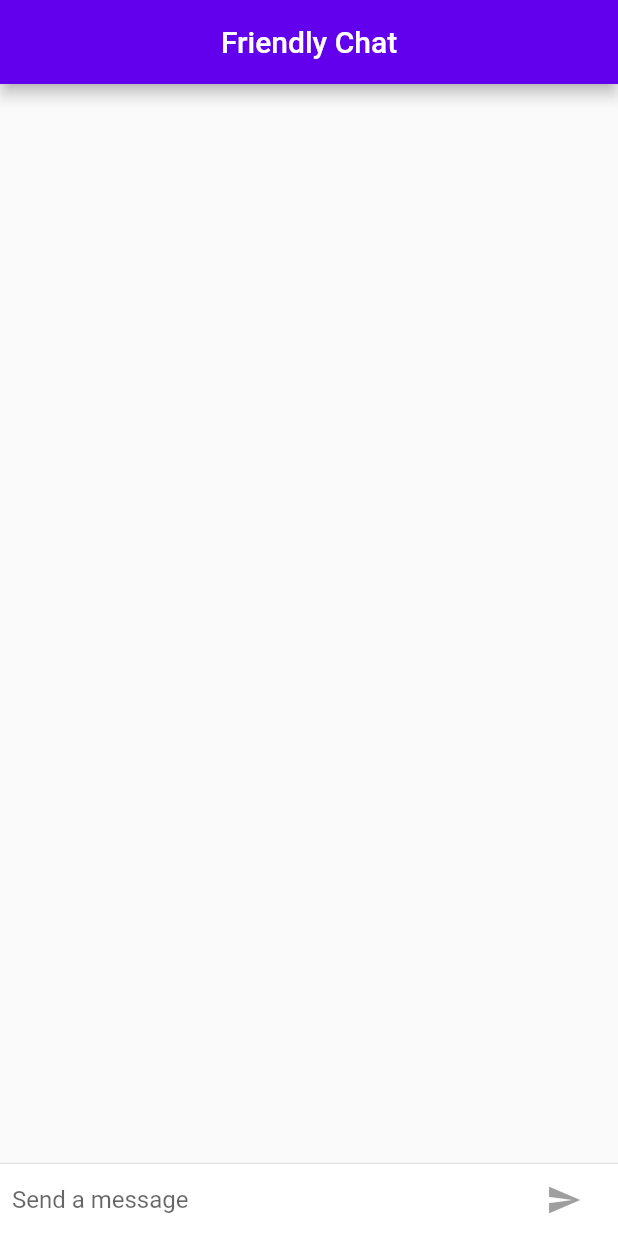
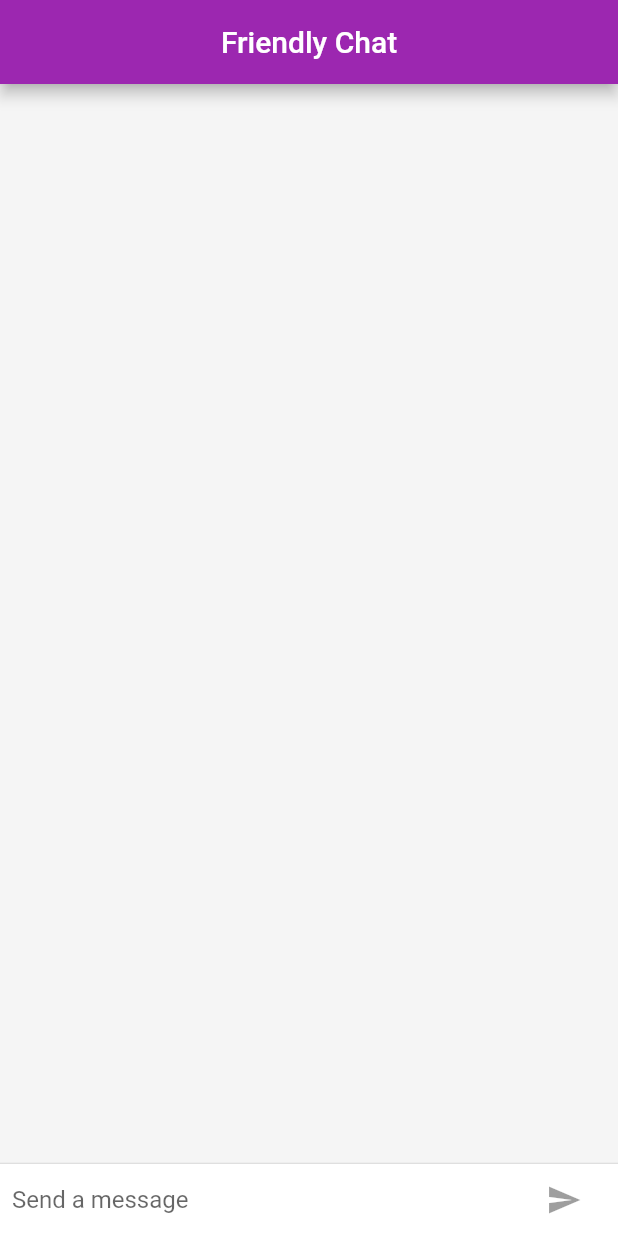
Before and after one commit to rizkidarmawanrpl/friendly_chat_app, a Flutter app: the screen it shows after launch, on a phone screen of 412 x 824 dp. Run offline on Flutter 3.47's test engine with Material 2 defaults, Android fonts, the phone set to English and light mode, and no system bars.

Commit message:
Commit update theme

```diff
--- a/lib/main.dart
+++ b/lib/main.dart
@@ -1,4 +1,3 @@
-import 'package:flutter/foundation.dart';
 import 'package:flutter/material.dart';
 import 'package:friendly_chat_app/src/config/values/strings.dart';
 import 'package:friendly_chat_app/src/config/values/themes.dart';
@@ -15,7 +14,7 @@ class FriendlyChatApp extends StatelessWidget {
   Widget build(BuildContext context) {
     return MaterialApp(
         title: Strings.titleApp,
-        theme: defaultTargetPlatform == TargetPlatform.iOS? Themes.iOS: Themes.android,
+        theme: Themes.android,
         home : const ChatScreen());
   }
 }
--- a/lib/src/config/values/themes.dart
+++ b/lib/src/config/values/themes.dart
@@ -1,15 +1,74 @@
 import 'package:flutter/material.dart';
+
+final ThemeData base = ThemeData.light();
+
+TextTheme basicTextTheme(TextTheme base) {
+  return base.copyWith(
+    headlineLarge: base.headline1?.copyWith(
+      fontFamily: 'Roboto',
+      fontSize: 32.0,
+      color: Colors.black,
+    ),
+    titleLarge: base.titleLarge?.copyWith(
+      fontFamily: 'Merriweather',
+      fontSize: 22.0,
+      color: Colors.green
+    ),
+    displayLarge: base.displayLarge?.copyWith(
+      fontFamily: 'Roboto',
+      fontSize: 57.0,
+      color: Colors.white,
+    ),
+    caption: base.caption?.copyWith(
+      color: const Color(0xFFCCC5AF),
+    ),
+    bodyLarge: base.bodyLarge?.copyWith(
+      fontSize: 16.0,
+      color: const Color(0xFF807A6B)
+    )
+  );
+}
+
+
 
 class Themes {
   static final ThemeData iOS = ThemeData(
     primarySwatch: Colors.orange,
-    primaryColor: Colors.grey[100],
-    brightness: Brightness.light,
+    primaryColor : Colors.grey[100],
+    brightness   : Brightness.light,
   );
 
   static final ThemeData android = ThemeData(
     primarySwatch: Colors.purple,
-    colorScheme: const ColorScheme.light(brightness: Brightness.light),
+    /* colorScheme  : const ColorScheme.light(brightness: Brightness.light), */
+    primaryColor: const Color(0xffce107c),
+    indicatorColor: const Color(0xFF807A6B),
+    scaffoldBackgroundColor: const Color(0xFFF5F5F5),
+    iconTheme: const IconThemeData(
+      color: Colors.white,
+      size: 20.0,
+    ),
+    backgroundColor: Colors.white,
+    tabBarTheme: base.tabBarTheme.copyWith(
+      labelColor: const Color(0xffce107c),
+      unselectedLabelColor: Colors.grey,
+    )
+  );
+
+  static final ThemeData customTheme = base.copyWith(
+    // textTheme: basicTextTheme(base.textTheme),
+    primaryColor: const Color(0xffce107c),
+    indicatorColor: const Color(0xFF807A6B),
+    scaffoldBackgroundColor: const Color(0xFFF5F5F5),
+    iconTheme: const IconThemeData(
+      color: Colors.white,
+      size: 20.0,
+    ),
+    backgroundColor: Colors.white,
+    tabBarTheme: base.tabBarTheme.copyWith(
+      labelColor: const Color(0xffce107c),
+      unselectedLabelColor: Colors.grey,
+    )
   );
 
   static bool isIos(BuildContext context) => Theme.of(context).platform == TargetPlatform.iOS;
--- a/lib/src/ui/chat/chat_screen.dart
+++ b/lib/src/ui/chat/chat_screen.dart
@@ -12,9 +12,9 @@ class ChatScreen extends StatefulWidget {
 }
 
 class ChatScreenState extends State<ChatScreen> with TickerProviderStateMixin {
-  final List<ChatMessageWidget> _messages = <ChatMessageWidget>[];
+  final List<ChatMessageWidget> _messages     = <ChatMessageWidget>[];
   final TextEditingController _textController = TextEditingController();
-  bool _isComposing = false;
+  bool  _isComposing                          = false;
 
   @override
   Widget build(BuildContext context) {
@@ -44,7 +44,7 @@ class ChatScreenState extends State<ChatScreen> with TickerProviderStateMixin {
             const Divider(height: 1.0),
             Container(
               decoration: BoxDecoration(color: Theme.of(context).cardColor),
-              child: _buildTextComposer(),
+              child     : _buildTextComposer(),
             )
           ],
         ),
@@ -63,27 +63,27 @@ class ChatScreenState extends State<ChatScreen> with TickerProviderStateMixin {
   Widget _buildTextComposer() {
     return IconTheme(
       data: IconThemeData(
-        color: Theme.of(context).colorScheme.secondary,
+        color: Theme.of(context).colorScheme.primary,
       ),
       child: Container(
         margin: const EdgeInsets.symmetric(horizontal: 8.0),
-        child: Row(
+        child : Row(
           children: [
             Flexible(
               child: TextField(
                 controller: _textController,
-                onChanged: (String text) {
+                onChanged : (String text) {
                   setState(() {
                     _isComposing = text.isNotEmpty;
                   });
                 },
                 onSubmitted: _handleSubmited,
-                decoration: const InputDecoration.collapsed(hintText: 'Send a message'),
+                decoration : const InputDecoration.collapsed(hintText: 'Send a message'),
               ),
             ),
             Container(
               margin: const EdgeInsets.symmetric(horizontal: 4.0),
-              child: Themes.isIos(context)
+              child : Themes.isIos(context)
                   ? CupertinoButton(
                       onPressed: _isComposing
                           ? () => _handleSubmited(_textController.text)
@@ -91,7 +91,7 @@ class ChatScreenState extends State<ChatScreen> with TickerProviderStateMixin {
                       child: const Text("Send"),
                     )
                   : IconButton(
-                      icon: const Icon(Icons.send),
+                      icon     : const Icon(Icons.send),
                       onPressed: _isComposing
                           ? () => _handleSubmited(_textController.text)
                           : null,
@@ -104,16 +104,16 @@ class ChatScreenState extends State<ChatScreen> with TickerProviderStateMixin {
   }
 
   void _handleSubmited(String text) {
-    if (text.trim() != '') {
+    if (text.trim().isNotEmpty) {
       _textController.clear();
       setState(() {
         _isComposing = false;
       });
       ChatMessageWidget message = ChatMessageWidget(
-        text: text,
+        text               : text,
         animationController: AnimationController(
           duration: const Duration(milliseconds: 700),
-          vsync: this,
+          vsync   : this,
         ),
       );
       setState(() {
```
Also changed, not shown: lib/src/ui/widget/chat_message_widget.dart (+9 -3 lines).
